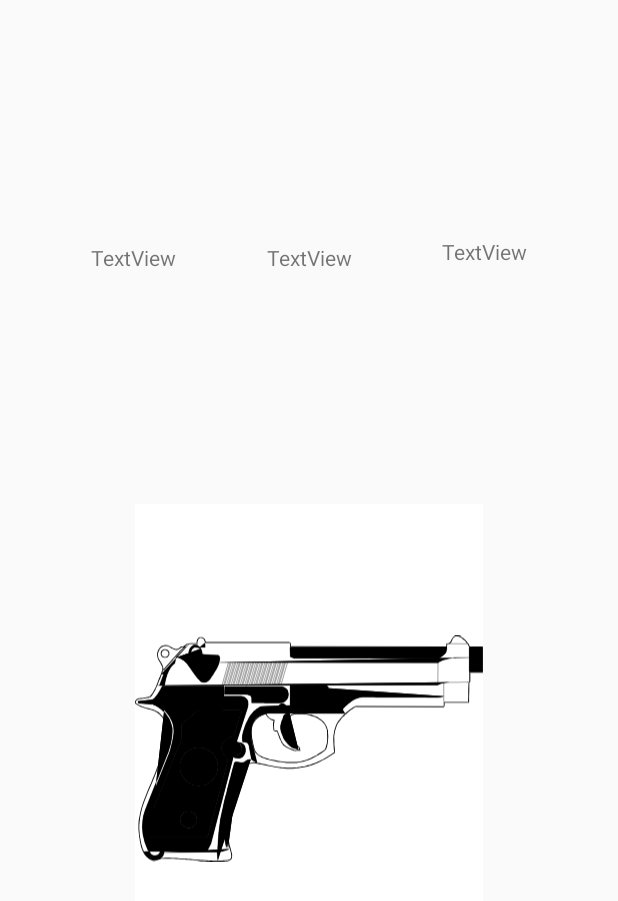
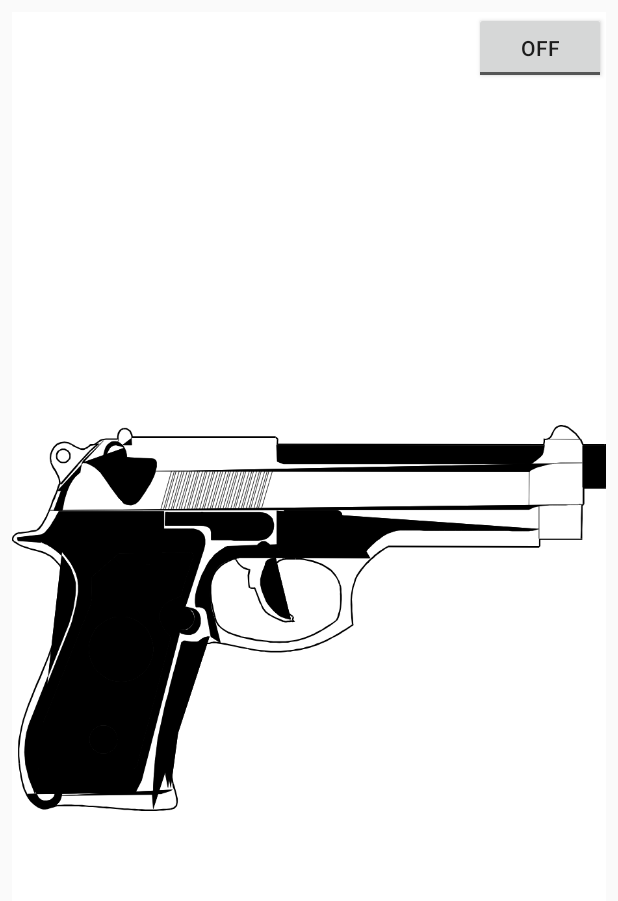
Before and after one commit to vcchau/Gun-Sounds, an Android app: the layout activity_main.xml on its own in the app's theme, with its tools: preview values and no code run, on a phone screen of 412 x 824 dp. Shown: the top 901 px of the screen. Run offline under Robolectric (Android 15) with nearby library versions, the phone set to English and light mode, and no system bars.

Commit message:
working changes

```diff
--- a/app/src/main/AndroidManifest.xml
+++ b/app/src/main/AndroidManifest.xml
@@ -1,6 +1,7 @@
 <?xml version="1.0" encoding="utf-8"?>
 <manifest xmlns:android="http://schemas.android.com/apk/res/android"
     package="com.example.victor.gunsounds">
+
 
     <application
         android:allowBackup="true"
@@ -10,7 +11,7 @@
         android:supportsRtl="true"
         android:screenOrientation="landscape"
         android:theme="@style/AppTheme">
-        <activity android:name=".MainActivity">
+        <activity android:name=".MainActivity" android:screenOrientation="landscape">
             <intent-filter>
                 <action android:name="android.intent.action.MAIN" />
 
--- a/app/src/main/res/layout/activity_main.xml
+++ b/app/src/main/res/layout/activity_main.xml
@@ -8,52 +8,53 @@
     tools:context=".MainActivity">
 
 
-    <TextView
-        android:id="@+id/textView"
-        android:layout_width="wrap_content"
-        android:layout_height="wrap_content"
-        android:layout_marginBottom="8dp"
-        android:text="TextView"
-        app:layout_constraintBottom_toBottomOf="@+id/textView2"
-        app:layout_constraintEnd_toStartOf="@+id/textView2"
-        app:layout_constraintHorizontal_bias="0.5"
-        app:layout_constraintStart_toStartOf="parent"
-        app:layout_constraintTop_toTopOf="@+id/textView2"
-        app:layout_constraintVertical_bias="0.0" />
+    <!--<TextView-->
+        <!--android:id="@+id/textView"-->
+        <!--android:layout_width="wrap_content"-->
+        <!--android:layout_height="wrap_content"-->
+        <!--android:layout_marginBottom="8dp"-->
+        <!--android:text="TextView"-->
+        <!--app:layout_constraintBottom_toBottomOf="@+id/textView2"-->
+        <!--app:layout_constraintEnd_toStartOf="@+id/textView2"-->
+        <!--app:layout_constraintHorizontal_bias="0.5"-->
+        <!--app:layout_constraintStart_toStartOf="parent"-->
+        <!--app:layout_constraintTop_toTopOf="@+id/textView2"-->
+        <!--app:layout_constraintVertical_bias="0.0" />-->
 
-    <TextView
-        android:id="@+id/textView2"
-        android:layout_width="wrap_content"
-        android:layout_height="wrap_content"
-        android:layout_marginTop="8dp"
-        android:text="TextView"
-        app:layout_constraintBottom_toTopOf="@+id/imageButton"
-        app:layout_constraintEnd_toStartOf="@+id/textView3"
-        app:layout_constraintHorizontal_bias="0.5"
-        app:layout_constraintStart_toEndOf="@+id/textView"
-        app:layout_constraintTop_toTopOf="parent" />
+    <!--<TextView-->
+        <!--android:id="@+id/textView2"-->
+        <!--android:layout_width="wrap_content"-->
+        <!--android:layout_height="wrap_content"-->
+        <!--android:layout_marginTop="8dp"-->
+        <!--android:text="TextView"-->
+        <!--app:layout_constraintBottom_toTopOf="@+id/imageButton"-->
+        <!--app:layout_constraintEnd_toStartOf="@+id/textView3"-->
+        <!--app:layout_constraintHorizontal_bias="0.5"-->
+        <!--app:layout_constraintStart_toEndOf="@+id/textView"-->
+        <!--app:layout_constraintTop_toTopOf="parent" />-->
 
-    <TextView
-        android:id="@+id/textView3"
-        android:layout_width="wrap_content"
-        android:layout_height="wrap_content"
-        android:layout_marginBottom="8dp"
-        android:text="TextView"
-        app:layout_constraintBottom_toBottomOf="@+id/textView2"
-        app:layout_constraintEnd_toEndOf="parent"
-        app:layout_constraintHorizontal_bias="0.5"
-        app:layout_constraintStart_toEndOf="@+id/textView2"
-        app:layout_constraintTop_toTopOf="@+id/textView2" />
+    <!--<TextView-->
+        <!--android:id="@+id/textView3"-->
+        <!--android:layout_width="wrap_content"-->
+        <!--android:layout_height="wrap_content"-->
+        <!--android:layout_marginBottom="8dp"-->
+        <!--android:text="TextView"-->
+        <!--app:layout_constraintBottom_toBottomOf="@+id/textView2"-->
+        <!--app:layout_constraintEnd_toEndOf="parent"-->
+        <!--app:layout_constraintHorizontal_bias="0.5"-->
+        <!--app:layout_constraintStart_toEndOf="@+id/textView2"-->
+        <!--app:layout_constraintTop_toTopOf="@+id/textView2" />-->
 
     <ImageButton
         android:id="@+id/imageButton"
-        android:layout_width="232dp"
-        android:layout_height="326dp"
+        android:layout_width="match_parent"
+        android:layout_height="match_parent"
         android:layout_marginBottom="8dp"
         android:layout_marginEnd="8dp"
         android:layout_marginLeft="8dp"
         android:layout_marginRight="8dp"
         android:layout_marginStart="8dp"
+        android:layout_marginTop="8dp"
         android:background="?attr/colorBackgroundFloating"
         android:onClick="fire"
         android:scaleType="fitCenter"
@@ -62,6 +63,18 @@
         app:layout_constraintEnd_toEndOf="parent"
         app:layout_constraintHorizontal_bias="0.5"
         app:layout_constraintStart_toStartOf="parent"
-        app:layout_constraintTop_toBottomOf="@+id/textView2" />
+        app:layout_constraintTop_toTopOf="parent" />
+
+    <ToggleButton
+        android:id="@+id/toggleButton"
+        android:layout_width="wrap_content"
+        android:layout_height="wrap_content"
+        android:layout_marginEnd="8dp"
+        android:layout_marginRight="8dp"
+        android:layout_marginTop="8dp"
+        android:onClick="toggleTilt"
+        android:text="ToggleButton"
+        app:layout_constraintEnd_toEndOf="parent"
+        app:layout_constraintTop_toTopOf="parent" />
 
 </android.support.constraint.ConstraintLayout>
```
Also changed, not shown: app/src/main/java/com/example/victor/gunsounds/MainActivity.java (+40 -20 lines).
